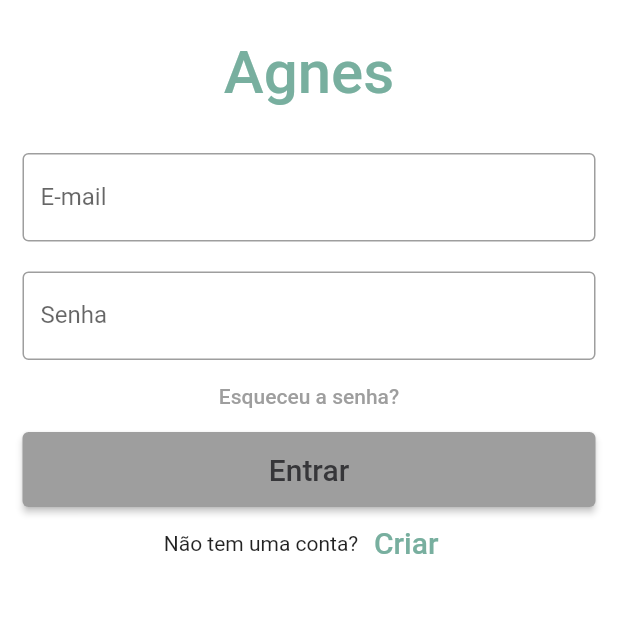
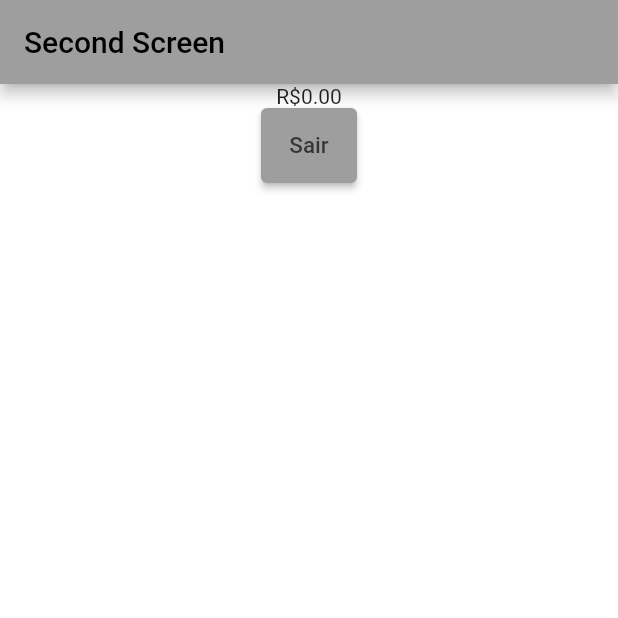
Before and after one commit to andrerclaudio/agnes_app, a Flutter app: the screen it shows after launch, after a tap on "Entrar", on a phone screen of 412 x 824 dp, the top half of it. Run offline on Flutter 3.47's test engine with Material 2 defaults, Android fonts, the phone set to English and light mode, and no system bars; network calls fail.

Commit message:
Login screen.

```diff
--- a/lib/main.dart
+++ b/lib/main.dart
@@ -1,3 +1,4 @@
+import 'package:agnes_app/requests.dart';
 import 'package:flutter/material.dart';
 
 void main() {
@@ -13,6 +14,13 @@ class MyApp extends StatelessWidget {
   Widget build(BuildContext context) {
     return MaterialApp(
       title: 'Agnes Application UI',
+      initialRoute: '/',
+      routes: {
+        // When navigating to the "/" route, build the FirstScreen widget.
+        '/': (context) => const MyHomePage(title: 'Agnes'),
+        // When navigating to the "/second" route, build the SecondScreen widget.
+        '/home': (context) => const MySecondPage(),
+      },
       debugShowCheckedModeBanner: false,
       theme: ThemeData(
         // This is the theme of your application.
@@ -26,7 +34,6 @@ class MyApp extends StatelessWidget {
         // is not restarted.
         primarySwatch: Colors.grey, scaffoldBackgroundColor: Colors.white,
       ),
-      home: const MyHomePage(title: 'Agnes'),
     );
   }
 }
@@ -120,11 +127,14 @@ class _MyHomePageState extends State<MyHomePage> {
                   child: const Text(
                     'Entrar',
                     style: TextStyle(
-                      fontSize: 20,
+                      fontSize: 15,
                       color: Color(0xff363639),
                     ),
                   ),
-                  onPressed: () {},
+                  onPressed: () {
+                    Navigator.of(context)
+                        .pushNamedAndRemoveUntil('/home', (route) => false);
+                  },
                 ),
               ),
               Row(
@@ -152,3 +162,74 @@ class _MyHomePageState extends State<MyHomePage> {
     );
   }
 }
+
+class MySecondPage extends StatefulWidget {
+  const MySecondPage({Key? key}) : super(key: key);
+
+  @override
+  _MySecondPageState createState() => _MySecondPageState();
+}
+
+class _MySecondPageState extends State<MySecondPage> {
+  late Future<Data> futureData;
+
+  @override
+  void initState() {
+    super.initState();
+    futureData = fetchData();
+  }
+
+  @override
+  Widget build(BuildContext context) {
+    return Scaffold(
+      appBar: AppBar(
+        title: const Text('Second Screen'),
+      ),
+      body: Center(
+        child: Column(
+          children: [
+            Column(
+              mainAxisAlignment: MainAxisAlignment.center,
+              children: <Widget>[
+                FutureBuilder<Data>(
+                  future: futureData,
+                  builder: (context, snapshot) {
+                    if (snapshot.hasData) {
+                      return Column(
+                        mainAxisAlignment: MainAxisAlignment.center,
+                        children: <Widget>[
+                          Text('R\$${snapshot.data!.dollarRate}'),
+                        ],
+                      );
+                    } else if (snapshot.hasError) {
+                      return Text('${snapshot.error}');
+                    }
+                    // By default, show a loading spinner.
+                    return const LinearProgressIndicator();
+                  },
+                ),
+              ],
+            ),
+            Container(
+              height: 50,
+              padding: const EdgeInsets.fromLTRB(10, 0, 10, 0),
+              child: ElevatedButton(
+                child: const Text(
+                  'Sair',
+                  style: TextStyle(
+                    fontSize: 15,
+                    color: Color(0xff363639),
+                  ),
+                ),
+                onPressed: () {
+                  Navigator.of(context)
+                      .pushNamedAndRemoveUntil('/', (route) => false);
+                },
+              ),
+            ),
+          ],
+        ),
+      ),
+    );
+  }
+}
--- a/lib/requests.dart
+++ b/lib/requests.dart
@@ -6,6 +6,7 @@ All requests are pointed to api.agnes.ooo
  */
 
 import 'dart:convert';
+import 'dart:io';
 
 import 'package:http/http.dart' as http;
 
@@ -24,15 +25,27 @@ class Data {
 }
 
 Future<Data> fetchData() async {
-  final response = await http.get(Uri.parse('http://api.agnes.ooo/currency'));
+  try {
+    final response = await http.get(
+      Uri.parse('http://192.168.0.163:8000/currency'),
+      // headers: {
+      //   "Authorization":
+      //       ''
+      // },
+    );
 
-  if (response.statusCode == 200) {
-    // If the server did return a 200 OK response,
-    // then parse the JSON.
-    return Data.fromJson(jsonDecode(response.body));
-  } else {
-    // If the server did not return a 200 OK response,
-    // then throw an exception.
-    throw Exception('Failed to load data');
+    if (response.statusCode == 200) {
+      // If the server did return a 200 OK response,
+      // then parse the JSON.
+      return Data.fromJson(jsonDecode(response.body));
+    } else {
+      return Data.fromJson({"dollarRate": "0.00"});
+    }
+  } on SocketException {
+    return Data.fromJson({"dollarRate": "0.00"});
+  } on HttpException {
+    return Data.fromJson({"dollarRate": "0.00"});
+  } on FormatException {
+    return Data.fromJson({"dollarRate": "0.00"});
   }
 }
```
